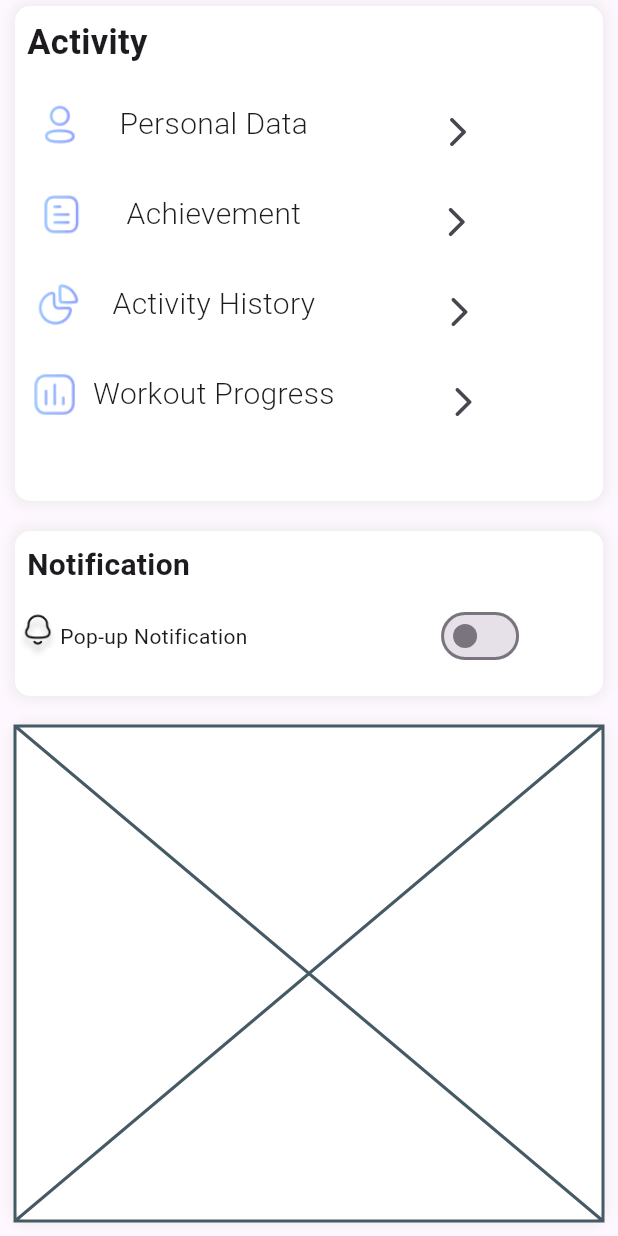
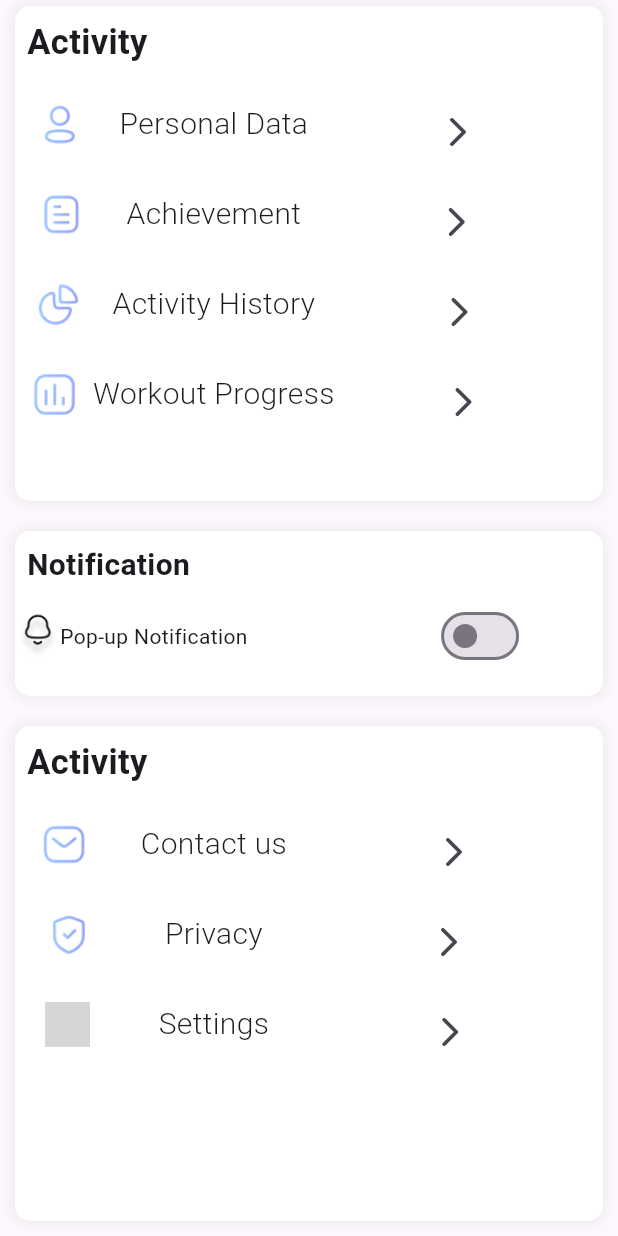
Before and after one commit to Unique-chiemerie/fitnext, a Flutter app: the activityb screen opened directly, scrolled down 264 dp, on a phone screen of 412 x 824 dp. Run offline on Flutter 3.47's test engine with Material 2 defaults, Android fonts, the phone set to English and light mode, and no system bars; Roboto replaces fonts that are missing (raleway); grey boxes are pictures that could not be loaded.

Commit message:
trying to get ths damn thing to shw with good

```diff
--- a/lib/dashboard/activityboard.dart
+++ b/lib/dashboard/activityboard.dart
@@ -285,8 +285,24 @@ class activityb extends StatelessWidget {
 
           ///this is the second card , holding the contact us , privacy and allat
           ///i wil import the already premaid card widget and build on it instead
-          const CarD(
-            child: Placeholder(),
+          CarD(
+            child: Column(
+              crossAxisAlignment: CrossAxisAlignment.start,
+              children: [
+                const Padding(
+                  padding: EdgeInsets.all(8.0),
+                  child: Text(
+                    'Activity',
+                    style: TextStyle(fontSize: 23, fontWeight: FontWeight.bold),
+                  ),
+                ),
+
+                ///this is the tile of icons
+                lista(imagepath: 'ui/contact.png', topname: 'Contact us'),
+                lista(imagepath: 'ui/privacy.png', topname: 'Privacy'),
+                lista(imagepath: 'ui/seti.png', topname: 'Settings'),
+              ],
+            ),
           ),
         ],
       ),
--- a/pubspec.yaml
+++ b/pubspec.yaml
@@ -127,7 +127,8 @@ flutter:
     - ui/aa.png
     - ui/graff.png
     - ui/acc.png
-
+    - ui/contact.png
+    - ui/privacy.png
 
   # An image asset can refer to one or more resolution-specific "variants", see
   # https://flutter.dev/assets-and-images/#resolution-aware
```
Also changed, not shown: ui/contact.png (added), ui/privacy.png (added), ui/setti.png (added).
